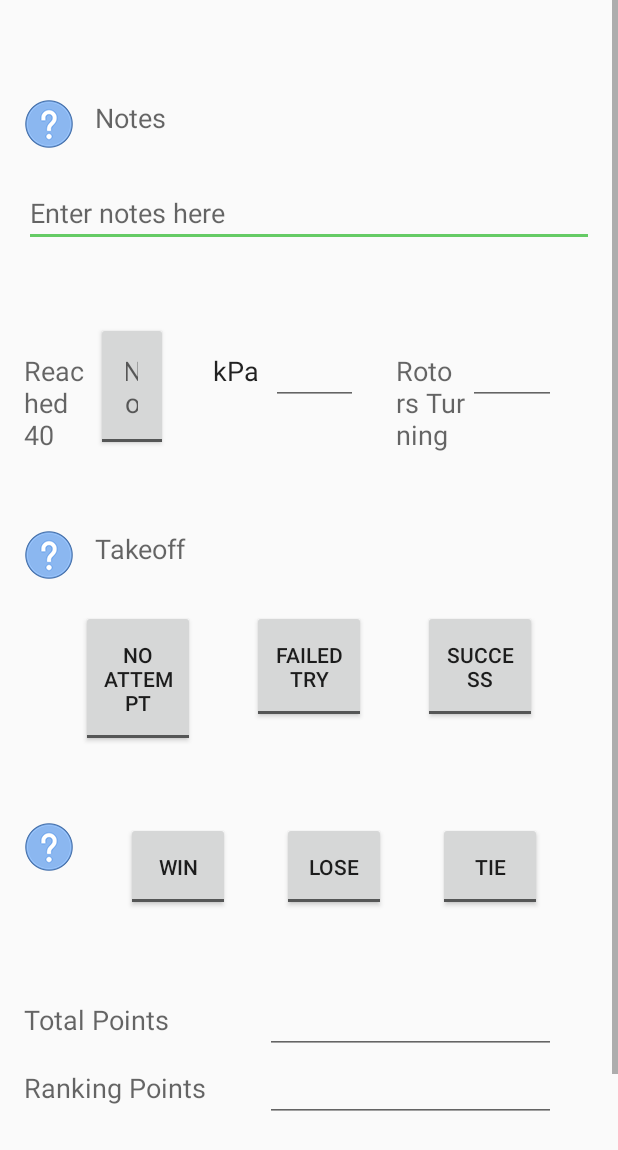
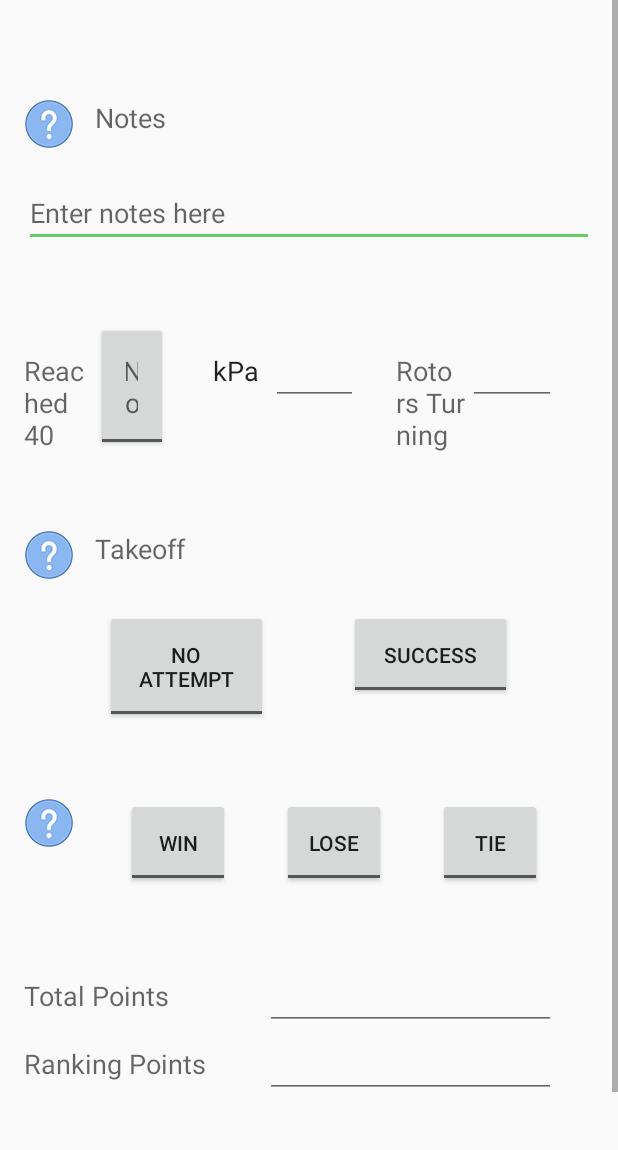
Before and after one commit to SaratogaMSET/ScoutingTakeThree-master, an Android app: the fragment PostMatch shown on its own in the app's theme, on a phone screen of 412 x 824 dp. Shown: the top 1150 px of the screen. Run offline under Robolectric (Android 15) with nearby library versions, the light colour scheme and no system bars.

Commit message:
minor changes

```diff
--- a/app/src/main/java/com/example/trishlapokharna/scoutingtakethree/PostMatch.java
+++ b/app/src/main/java/com/example/trishlapokharna/scoutingtakethree/PostMatch.java
@@ -33,7 +33,6 @@ public class PostMatch extends Fragment {
     static ToggleButton lose;
     static ToggleButton tie;
 
-    static ToggleButton tried;
     static ToggleButton no;
     static ToggleButton succeed;
 
@@ -87,11 +86,9 @@ public class PostMatch extends Fragment {
         lose.setOnCheckedChangeListener(changeChecker);
         tie.setOnCheckedChangeListener(changeChecker);
 
-        tried = (ToggleButton) in.findViewById(R.id.tryTakeToggle);
         no = (ToggleButton) in.findViewById(R.id.noTakeToggle);
         succeed = (ToggleButton) in.findViewById(R.id.successTakeToggle);
 
-        tried.setOnCheckedChangeListener(changeChecker2);
         no.setOnCheckedChangeListener(changeChecker2);
         succeed.setOnCheckedChangeListener(changeChecker2);
 
@@ -164,8 +161,8 @@ public class PostMatch extends Fragment {
                     Toast.makeText(getActivity(), "Add Ranking Points! B-)", Toast.LENGTH_SHORT).show();
                 } else if (PostMatch.rotors.getText().toString().length() == 0) {
                     Toast.makeText(getActivity(), "Add Rotor #! :|", Toast.LENGTH_SHORT).show();
-                }else if(PostMatch.no.isChecked() == false && PostMatch.tried.isChecked() == false && PostMatch.succeed.isChecked() == false){
-                    Toast.makeText(getActivity(), "Select a button for takeoff! ~__~", Toast.LENGTH_SHORT).show();
+                } else if(PostMatch.no.isChecked() == false && PostMatch.succeed.isChecked() == false && PostMatch.tie.isChecked() == false){
+                    Toast.makeText(getActivity(), "Select a takeoff option! $_$", Toast.LENGTH_SHORT).show();
                 } else if(PostMatch.win.isChecked() == false && PostMatch.lose.isChecked() == false && PostMatch.tie.isChecked() == false){
                     Toast.makeText(getActivity(), "Select win, lose, or tie! >:D", Toast.LENGTH_SHORT).show();
                 } else {
@@ -224,15 +221,10 @@ public class PostMatch extends Fragment {
             if (isChecked) {
                 if (buttonView != no) {
                     no.setChecked(false);
-                } if (buttonView != tried) {
-                    tried.setChecked(false);
                 } if (buttonView != succeed) {
                     succeed.setChecked(false);
                 } if (buttonView == no) {
                     String str = "No Attempt";
-                    myRobo.setTakeoff(str);
-                } else if (buttonView == tried) {
-                    String str = "Failed Try";
                     myRobo.setTakeoff(str);
                 } else if (buttonView == succeed) {
                     String str = "Success";
--- a/app/src/main/res/layout/fragment_post_match.xml
+++ b/app/src/main/res/layout/fragment_post_match.xml
@@ -185,22 +185,6 @@
                 android:layout_height="wrap_content"
                 android:paddingTop="20dp"
                 android:paddingBottom="20dp"
-                android:textOff="Failed Try"
-                android:textOn="Failed Try"
-                android:text="New ToggleButton"
-                android:id="@+id/tryTakeToggle" />
-            <Space
-                android:layout_width="0dp"
-                android:layout_weight=".1"
-                android:layout_height="wrap_content"
-                tools:targetApi="ice_cream_sandwich" />
-
-            <ToggleButton
-                android:layout_width="0dp"
-                android:layout_weight=".2"
-                android:layout_height="wrap_content"
-                android:paddingTop="20dp"
-                android:paddingBottom="20dp"
                 android:textOff="Success"
                 android:textOn="Success"
                 android:text="New ToggleButton"
```
Also changed, not shown: app/src/main/java/com/example/trishlapokharna/scoutingtakethree/Confirmation.java (+7 -8 lines).
